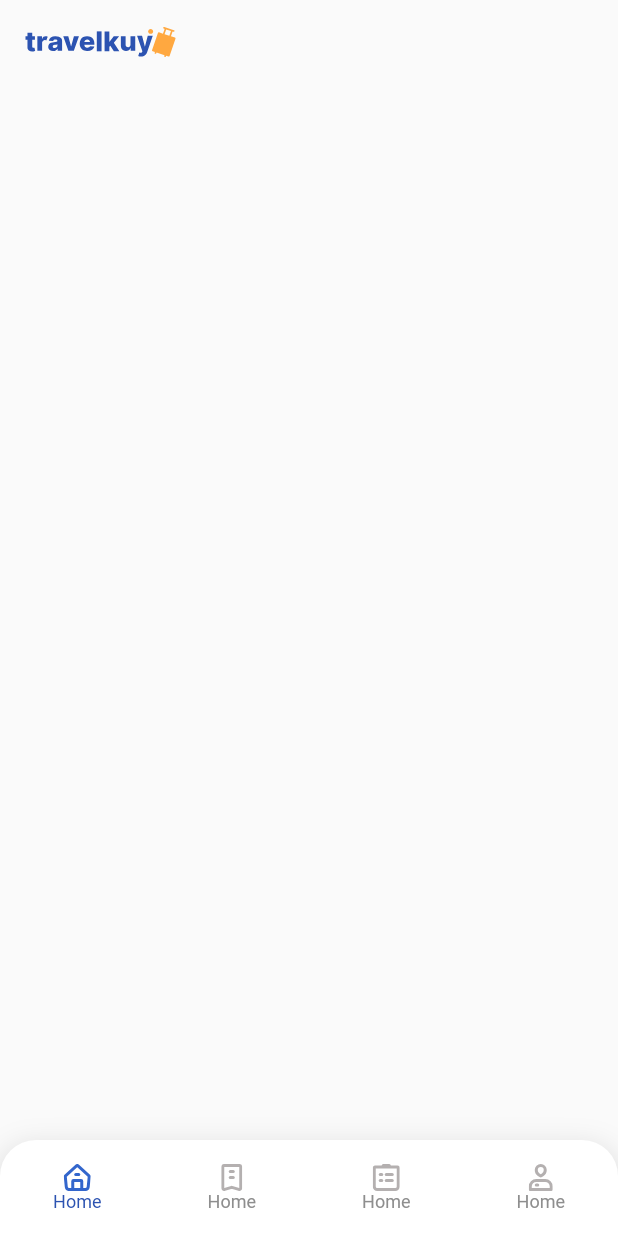
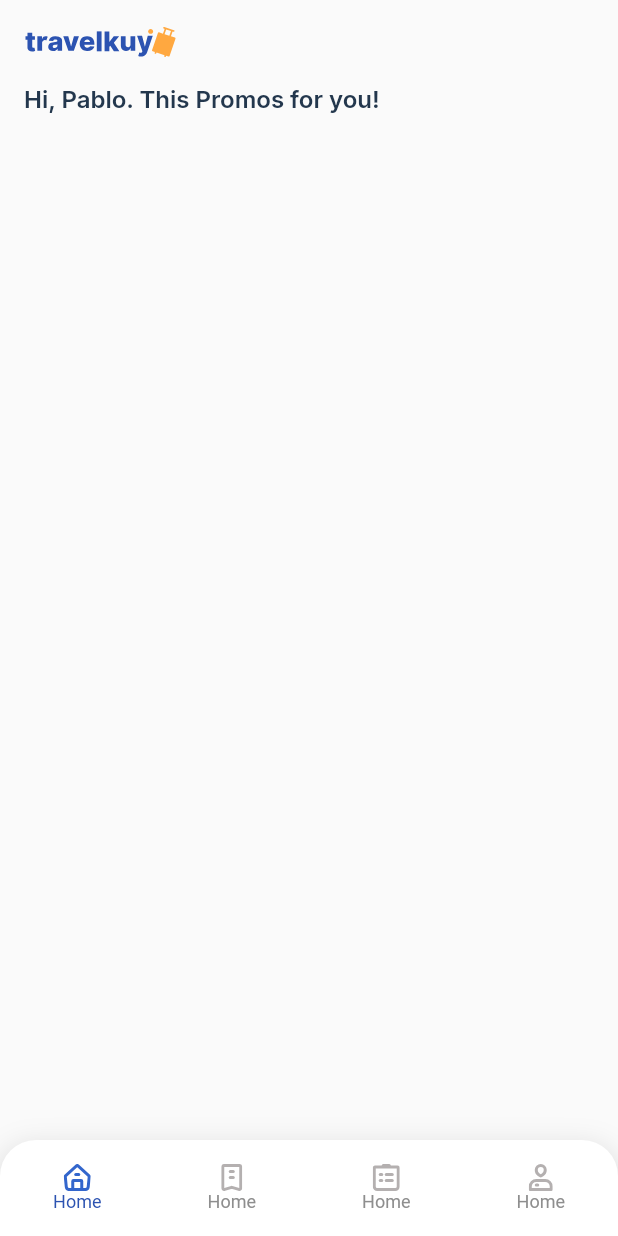
Before and after one commit to Pablofr10/travelApp, a Flutter app: the screen it shows after launch, on a phone screen of 412 x 824 dp. Run offline on Flutter 3.47's test engine with Material 2 defaults, Android fonts, the phone set to English and light mode, and no system bars; our stand-ins replace flutter_svg, google_fonts.

Commit message:
Adicionando texto principal.

```diff
--- /dev/null
+++ b/lib/constants/style_constants.dart
@@ -0,0 +1,9 @@
+import 'package:flutter/material.dart';
+import 'package:google_fonts/google_fonts.dart';
+import 'package:travelApp/constants/color_constants.dart';
+
+var mTitleStyle = GoogleFonts.inter(
+    fontWeight: FontWeight.w600, color: mTitleColor, fontSize: 16);
+
+var mMoreDiscountStyle = GoogleFonts.inter(
+    fontSize: 12, fontWeight: FontWeight.w700, color: mBlueColor);
--- a/lib/screens/home_screen.dart
+++ b/lib/screens/home_screen.dart
@@ -1,6 +1,7 @@
 import 'package:flutter/material.dart';
 import 'package:flutter_svg/svg.dart';
 import 'package:travelApp/constants/color_constants.dart';
+import 'package:travelApp/constants/style_constants.dart';
 import 'package:travelApp/widgets/bottom_navigation_travelkuy.dart';
 
 class HomeScreen extends StatefulWidget {
@@ -19,7 +20,23 @@ class _HomeScreenState extends State<HomeScreen> {
       ),
       backgroundColor: mBackgroundColor,
       bottomNavigationBar: BottomNavigationTravelkuy(),
-      body: Container(),
+      body: Container(
+        child: ListView(
+          physics: ClampingScrollPhysics(),
+          children: [
+            Padding(
+              padding: EdgeInsets.only(
+                left: 16,
+                right: 16,
+              ),
+              child: Text(
+                'Hi, Pablo. This Promos for you!',
+                style: mTitleStyle,
+              ),
+            ),
+          ],
+        ),
+      ),
     );
   }
 }
```
